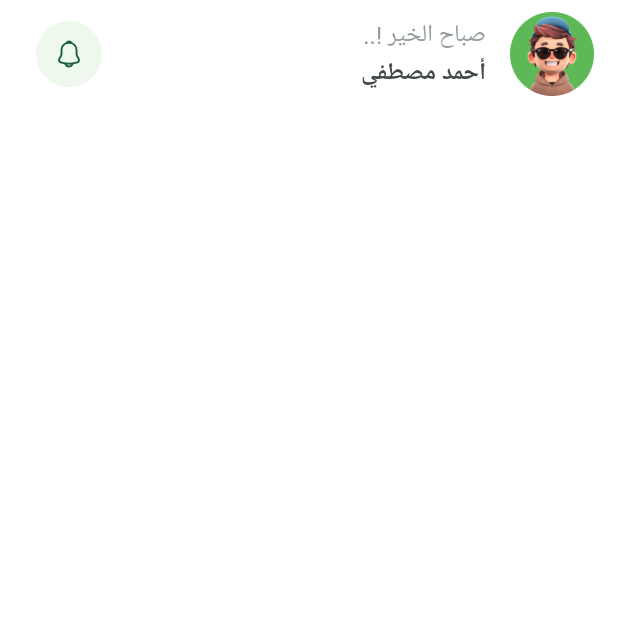
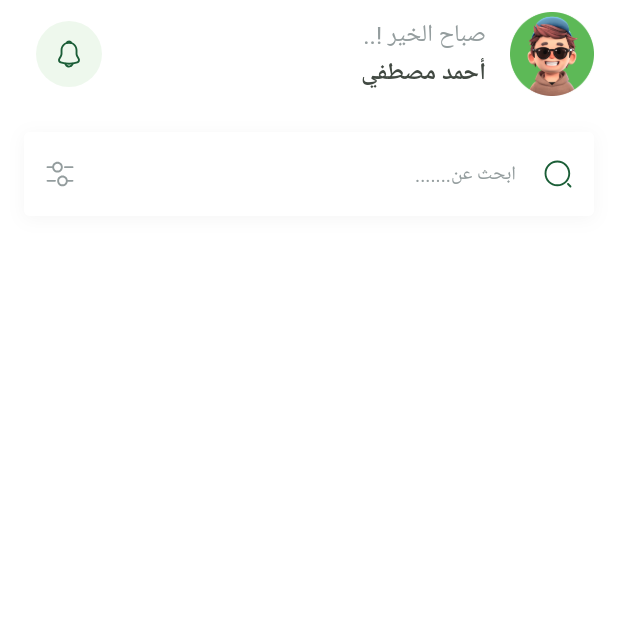
Before and after one commit to Akuma-0/fruit_hub, a Flutter app: the HomeScreen screen opened by its route, on a phone screen of 412 x 824 dp, the top half of it. Run offline on Flutter 3.47's test engine with Material 3 defaults, Android fonts, the phone set to English and light mode, and no system bars; our stand-ins replace bloc, cloud_firestore, dartz, dots_indicator, firebase_auth, firebase_core and 6 more; missing offline and left inert: flutter_facebook_auth; accounts and stored records are empty; generated files the repository leaves out were written again; Roboto replaces fonts that are missing (Cairo).

Commit message:
feat: Add search text field with icons and integrate it into HomeScreenBody

```diff
--- /dev/null
+++ b/lib/core/widgets/search_text_field.dart
@@ -0,0 +1,55 @@
+import 'package:flutter/material.dart';
+import 'package:flutter_svg/svg.dart';
+import 'package:fruit_hub/core/styles/app_text_styles.dart';
+
+class SearchTextField extends StatelessWidget {
+  const SearchTextField({super.key});
+
+  @override
+  Widget build(BuildContext context) {
+    return Container(
+      decoration: BoxDecoration(
+        boxShadow: [
+          BoxShadow(
+            color: Color(0x0a000000),
+            blurRadius: 9,
+            offset: Offset(0, 2),
+            spreadRadius: 0,
+          ),
+        ],
+      ),
+      child: TextField(
+        decoration: InputDecoration(
+          prefixIcon: SizedBox(
+            height: 20,
+            width: 20,
+            child: Center(
+              child: SvgPicture.asset('assets/images/search_icon.svg'),
+            ),
+          ),
+          hint: Text(
+            'ابحث عن.......',
+            style: TextStyles.regular13.copyWith(color: Color(0xff949D9E)),
+          ),
+          suffixIcon: SizedBox(
+            height: 20,
+            width: 20,
+            child: Center(child: SvgPicture.asset('assets/images/filters.svg')),
+          ),
+          border: buildBorder(),
+          enabledBorder: buildBorder(),
+          focusedBorder: buildBorder(),
+          fillColor: Colors.white,
+          filled: true,
+        ),
+      ),
+    );
+  }
+
+  OutlineInputBorder buildBorder() {
+    return OutlineInputBorder(
+      borderRadius: BorderRadius.circular(4),
+      borderSide: BorderSide(color: Colors.white),
+    );
+  }
+}
--- a/lib/features/home/ui/screens/widgets/home_screen_body.dart
+++ b/lib/features/home/ui/screens/widgets/home_screen_body.dart
@@ -1,5 +1,6 @@
 import 'package:flutter/material.dart';
 import 'package:fruit_hub/features/home/ui/screens/widgets/home_screen_app_bar.dart';
+import 'package:fruit_hub/core/widgets/search_text_field.dart';
 
 class HomeScreenBody extends StatelessWidget {
   const HomeScreenBody({super.key});
@@ -8,7 +9,15 @@ class HomeScreenBody extends StatelessWidget {
   Widget build(BuildContext context) {
     return SafeArea(
       child: CustomScrollView(
-        slivers: [SliverToBoxAdapter(child: HomeScreenAppBar())],
+        slivers: [
+          SliverToBoxAdapter(child: HomeScreenAppBar()),
+          SliverToBoxAdapter(
+            child: Padding(
+              padding: const EdgeInsets.symmetric(horizontal: 16.0),
+              child: Column(children: [SizedBox(height: 16,),SearchTextField()]),
+            ),
+          ),
+        ],
       ),
     );
   }
```
Also changed, not shown: assets/images/filters.svg (added), assets/images/search_icon.svg (added).
